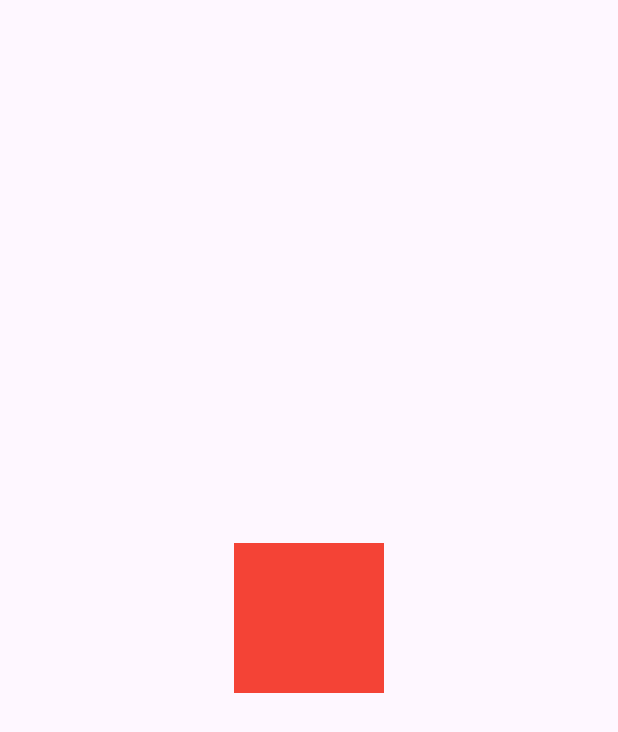
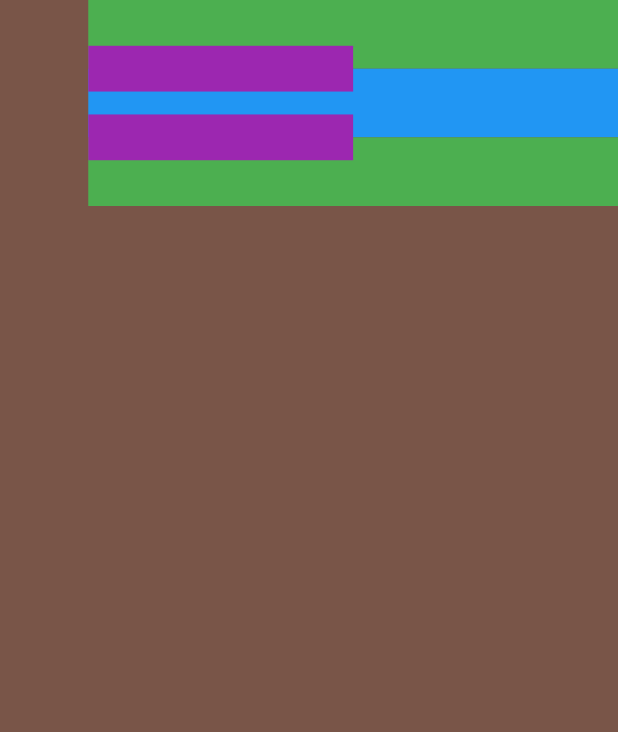
Before and after one commit to efraimkaov/ftstack, a Flutter app: the screen it shows after launch, on a phone screen of 412 x 824 dp. Shown: the top 732 px of the screen. Run offline on Flutter 3.47's test engine with Material 3 defaults, Android fonts, the light colour scheme and no system bars.

Commit message:
first commit

```diff
--- a/lib/main.dart
+++ b/lib/main.dart
@@ -19,29 +19,13 @@ class LayoutBuilderExample extends StatelessWidget {
   @override
   Widget build(BuildContext context) {
     return Scaffold(
-      body: LayoutBuilder(
+      backgroundColor: Colors.brown,
+      body: SafeArea(
+        child: LayoutBuilder(
           builder: (BuildContext context, BoxConstraints constraints) {
+            double whiteHeight = constraints.maxHeight / 18;
+            double blackHeight = whiteHeight / 1.5;
             if (constraints.maxWidth > constraints.maxHeight) {
-            return _buildWideContainers();
-          } else {
-            return _buildNormalContainer();
-          }
-        },
-      ),
-    );
-  }
-
-  Widget _buildNormalContainer() {
-    return Center(
-      child: Container(
-        height: 100.0,
-        width: 100.0,
-        color: Colors.red,
-      ),
-    );
-  }
-
-  Widget _buildWideContainers() {
               return Center(
                 child: Row(
                   mainAxisAlignment: MainAxisAlignment.spaceEvenly,
@@ -59,5 +43,60 @@ class LayoutBuilderExample extends StatelessWidget {
                   ],
                 ),
               );
+            } else {
+              return Stack(
+                children: [
+                  Positioned(
+                    top: whiteHeight * 0,
+                    left: constraints.maxWidth / 7,
+                    width: constraints.maxWidth / 7 * 6,
+                    height: whiteHeight,
+                    child: Container(
+                      color: Colors.green,
+                    ),
+                  ),
+                  Positioned(
+                    top: whiteHeight * 1,
+                    left: constraints.maxWidth / 7,
+                    width: constraints.maxWidth / 7 * 6,
+                    height: whiteHeight,
+                    child: Container(
+                      color: Colors.blue,
+                    ),
+                  ),
+                  Positioned(
+                    top: whiteHeight * 2,
+                    left: constraints.maxWidth / 7,
+                    width: constraints.maxWidth / 7 * 6,
+                    height: whiteHeight,
+                    child: Container(
+                      color: Colors.green,
+                    ),
+                  ),
+                  Positioned(
+                    top: whiteHeight * 1 - blackHeight / 2,
+                    left: constraints.maxWidth / 7,
+                    width: constraints.maxWidth / 7 * 3,
+                    height: blackHeight,
+                    child: Container(
+                      color: Colors.purple,
+                    ),
+                  ),
+                  Positioned(
+                    top: whiteHeight * 2 - blackHeight / 2,
+                    left: constraints.maxWidth / 7,
+                    width: constraints.maxWidth / 7 * 3,
+                    height: blackHeight,
+                    child: Container(
+                      color: Colors.purple,
+                    ),
+                  ),
+                ],
+              );
+            }
+          },
+        ),
+      ),
+    );
   }
 }
```
Lines whose indentation alone changed are shown as unchanged.
